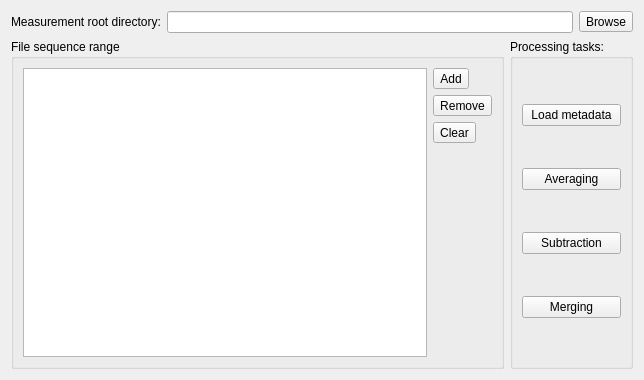
First picture: the form in cct/qtgui2/processingmain/project.ui, repository awacha/cct, before the edit.
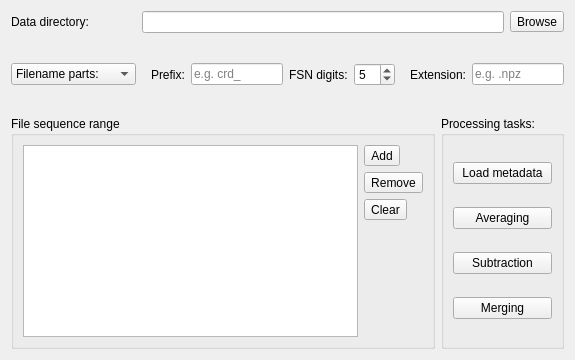
Second picture: the form after the edit. Icons and pictures are not drawn.

Commit message: Alternative file name scheme in processing

Patch:
```diff
--- a/cct/qtgui2/processingmain/project.ui
+++ b/cct/qtgui2/processingmain/project.ui
@@ -6,8 +6,8 @@
    <rect>
     <x>0</x>
     <y>0</y>
-    <width>644</width>
-    <height>380</height>
+    <width>575</width>
+    <height>360</height>
    </rect>
   </property>
   <property name="windowTitle">
@@ -17,20 +17,129 @@
    <iconset resource="../../resource/icons/icons.qrc">
     <normaloff>:/icons/project.svg</normaloff>:/icons/project.svg</iconset>
   </property>
-  <layout class="QGridLayout" name="gridLayout">
-   <item row="0" column="1">
-    <widget class="QLineEdit" name="rootPathLineEdit"/>
+  <layout class="QVBoxLayout" name="verticalLayout_4">
+   <item>
+    <layout class="QGridLayout" name="gridLayout_2">
+     <item row="1" column="0">
+      <widget class="QComboBox" name="fileNameSchemeComboBox">
+       <property name="currentIndex">
+        <number>0</number>
+       </property>
+       <item>
+        <property name="text">
+         <string>Filename parts:</string>
+        </property>
+       </item>
+       <item>
+        <property name="text">
+         <string>Filename pattern:</string>
+        </property>
+       </item>
+      </widget>
    </item>
    <item row="0" column="0">
     <widget class="QLabel" name="label">
      <property name="text">
-      <string>Measurement root directory:</string>
+        <string>Data directory:</string>
      </property>
     </widget>
    </item>
-   <item row="1" column="0" colspan="3">
+     <item row="1" column="1">
+      <layout class="QHBoxLayout" name="horizontalLayout_7">
+       <item>
+        <widget class="QStackedWidget" name="stackedWidget">
+         <property name="currentIndex">
+          <number>0</number>
+         </property>
+         <widget class="QWidget" name="page">
+          <layout class="QHBoxLayout" name="horizontalLayout_3">
+           <item>
+            <widget class="QLabel" name="label_2">
+             <property name="text">
+              <string>Prefix:</string>
+             </property>
+            </widget>
+           </item>
+           <item>
+            <widget class="QLineEdit" name="fileNamePrefixLineEdit">
+             <property name="placeholderText">
+              <string>e.g. crd_</string>
+             </property>
+            </widget>
+           </item>
+           <item>
+            <widget class="QLabel" name="label_3">
+             <property name="text">
+              <string>FSN digits:</string>
+             </property>
+            </widget>
+           </item>
+           <item>
+            <widget class="QSpinBox" name="fsnDigitsSpinBox">
+             <property name="minimum">
+              <number>1</number>
+             </property>
+             <property name="value">
+              <number>5</number>
+             </property>
+            </widget>
+           </item>
+          </layout>
+         </widget>
+         <widget class="QWidget" name="page_2">
+          <layout class="QHBoxLayout" name="horizontalLayout_5">
+           <item>
+            <widget class="QLineEdit" name="fileNamePatternLineEdit">
+             <property name="placeholderText">
+              <string>C-style filename pattern, e.g. crd_%05d</string>
+             </property>
+            </widget>
+           </item>
+          </layout>
+         </widget>
+        </widget>
+       </item>
+       <item>
+        <widget class="QLabel" name="label_4">
+         <property name="text">
+          <string>Extension:</string>
+         </property>
+        </widget>
+       </item>
+       <item>
+        <widget class="QLineEdit" name="fileNameExtensionLineEdit">
+         <property name="placeholderText">
+          <string>e.g. .npz</string>
+         </property>
+        </widget>
+       </item>
+      </layout>
+     </item>
+     <item row="0" column="1">
+      <layout class="QHBoxLayout" name="horizontalLayout_4">
+       <item>
+        <widget class="QLineEdit" name="rootPathLineEdit"/>
+       </item>
+       <item>
+        <widget class="QToolButton" name="rootPathToolButton">
+         <property name="text">
+          <string>Browse</string>
+         </property>
+         <property name="icon">
+          <iconset theme="document-open">
+           <normaloff>.</normaloff>.</iconset>
+         </property>
+        </widget>
+       </item>
+      </layout>
+     </item>
+    </layout>
+   </item>
+   <item>
     <layout class="QHBoxLayout" name="horizontalLayout_2">
      <item>
+      <layout class="QVBoxLayout" name="verticalLayout_3">
+       <item>
       <widget class="QGroupBox" name="groupBox">
        <property name="title">
         <string>File sequence range</string>
@@ -111,6 +220,8 @@
        </layout>
       </widget>
      </item>
+      </layout>
+     </item>
      <item>
       <widget class="QGroupBox" name="groupBox_2">
        <property name="title">
@@ -190,17 +301,6 @@
      </item>
     </layout>
    </item>
-   <item row="0" column="2">
-    <widget class="QToolButton" name="rootPathToolButton">
-     <property name="text">
-      <string>Browse</string>
-     </property>
-     <property name="icon">
-      <iconset theme="document-open">
-       <normaloff>.</normaloff>.</iconset>
-     </property>
-    </widget>
-   </item>
   </layout>
  </widget>
  <tabstops>
```
Left out of the diff: 44 changed lines with no effect on the pictures. Lines whose indentation alone changed are shown as unchanged. The commit also changes 6 other files.
